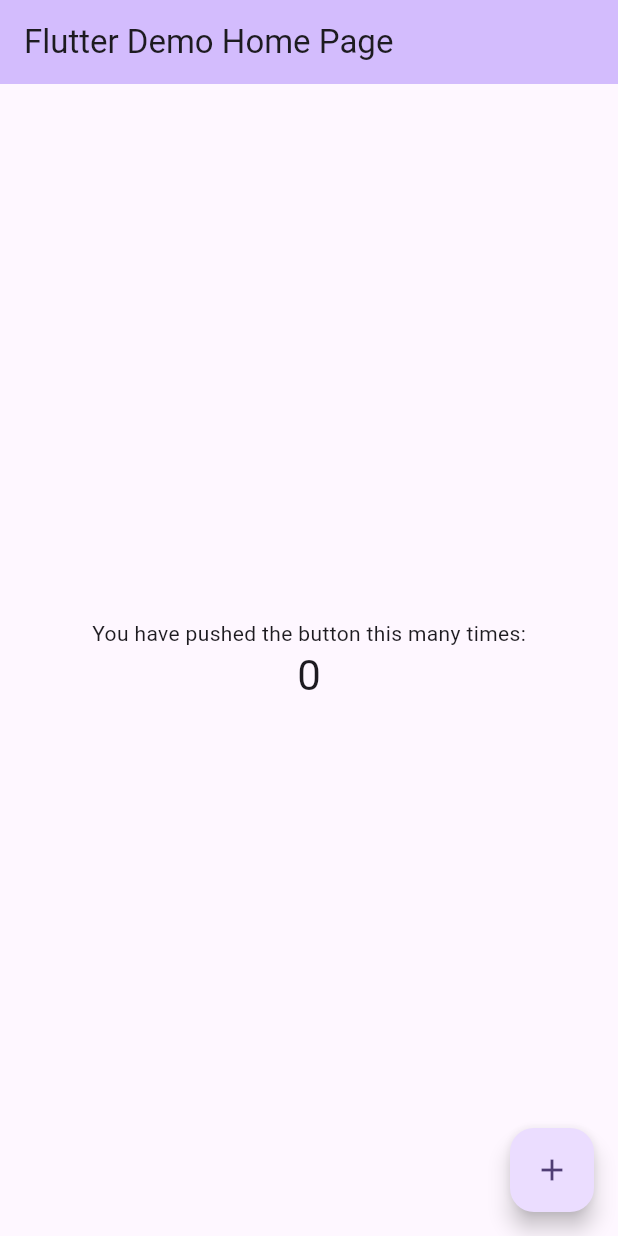
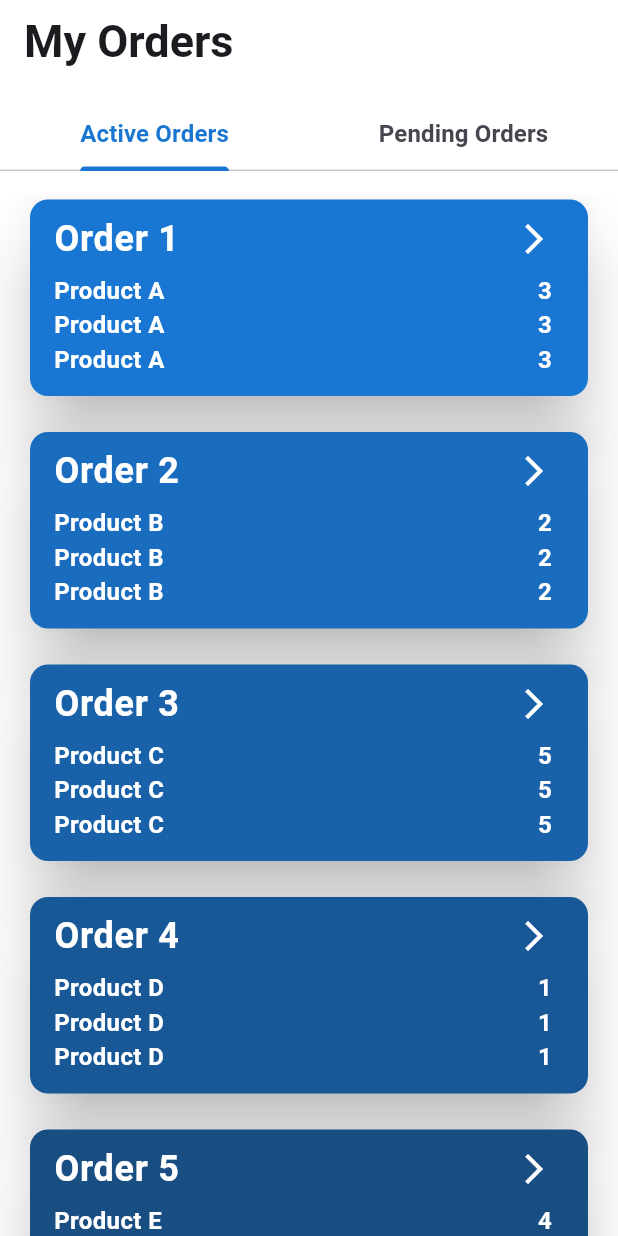
Before and after one commit to Project-Dronaid/newdronaidapp, a Flutter app: the screen it shows after launch, on a phone screen of 412 x 824 dp. Run offline on Flutter 3.47's test engine with Material 3 defaults, Android fonts, the phone set to English and light mode, and no system bars; our stand-ins replace firebase_core, google_maps_flutter; accounts and stored records are empty.

Commit message:
Added Order Page

```diff
--- /dev/null
+++ b/lib/OrderPage.dart
@@ -0,0 +1,191 @@
+import 'package:dronaid_app/OrderDetails.dart';
+import 'package:flutter/cupertino.dart';
+import 'package:flutter/material.dart';
+import 'package:flutter/painting.dart';
+
+void main() {
+  runApp(MyApp());
+}
+
+class MyApp extends StatelessWidget {
+  @override
+  Widget build(BuildContext context) {
+    return MaterialApp(
+      title: 'Flutter Demo',
+      theme: ThemeData(
+        primarySwatch: Colors.blue,
+      ),
+      home: const OrderPage(),
+    );
+  }
+}
+
+class OrderPage extends StatefulWidget {
+  const OrderPage({Key? key}) : super(key: key);
+
+  @override
+  State<OrderPage> createState() => _OrderPageState();
+}
+
+class _OrderPageState extends State<OrderPage> {
+  final List<Map<String, dynamic>> activeOrders = [
+    {'name': 'Product A', 'quantity': 3},
+    {'name': 'Product B', 'quantity': 2},
+    {'name': 'Product C', 'quantity': 5},
+    {'name': 'Product D', 'quantity': 1},
+    {'name': 'Product E', 'quantity': 4},
+  ];
+
+  final List<Map<String, dynamic>> pendingOrders = [
+    {'name': 'Product X', 'quantity': 2},
+    {'name': 'Product Y', 'quantity': 1},
+    {'name': 'Product Z', 'quantity': 3},
+    {'name': 'Product W', 'quantity': 4},
+    {'name': 'Product V', 'quantity': 5},
+  ];
+  String index1="", index2="";
+
+  @override
+  Widget build(BuildContext context) {
+    return Scaffold(
+      backgroundColor: Colors.white,
+      appBar: AppBar(
+        surfaceTintColor: Colors.white,
+        backgroundColor: Colors.white,
+        title: const Text(
+          'My Orders',
+          style: TextStyle(fontWeight: FontWeight.bold, fontSize: 30),
+        ),
+      ),
+      body: Column(
+        crossAxisAlignment: CrossAxisAlignment.start,
+        children: [
+          const Padding(
+            padding: EdgeInsets.fromLTRB(18, 10, 0, 0),
+          ),
+          // const SizedBox(
+          //   height: 10,
+          // ),
+          DefaultTabController(
+            animationDuration: Durations.medium1,
+            length: 2,
+            child: Expanded(
+              child: Column(
+                children: [
+                  const TabBar(
+                    overlayColor: WidgetStatePropertyAll(Colors.transparent),
+                    labelStyle: TextStyle(
+                      fontSize: 16,
+                      color: Color.fromRGBO(25, 118, 210, 1),
+                      fontWeight: FontWeight.bold
+                    ),
+                    indicatorColor:     Color.fromRGBO(25, 118, 210, 1),
+                    tabs: [
+                      Tab(
+                        text: 'Active Orders',
+                      ),
+                      Tab(text: 'Pending Orders'),
+                    ],
+                  ),
+                  const SizedBox(
+                    height: 15,
+                  ),
+                  Expanded(
+                    child: TabBarView(
+                      children: [
+                        // Tab 1: Active Orders
+                        ListView.builder(
+                          itemCount: activeOrders.length,
+                          itemBuilder: (context, index) {
+                           // index1=activeOrders.length;
+                            return buildOrderListItem(
+                                activeOrders[index], index);
+                          },
+                        ),
+                        // Tab 2: Pending Orders
+                        ListView.builder(
+                          itemCount: pendingOrders.length,
+                          itemBuilder: (context, index) {
+                            //index2=pendingOrders.length;
+                            return buildOrderListItem(
+                                pendingOrders[index], index);
+                          },
+                        ),
+                      ],
+                    ),
+                  ),
+                ],
+              ),
+            ),
+          ),
+        ],
+      ),
+    );
+
+  }
+
+  Widget buildOrderListItem(Map<String, dynamic> order, int index) {
+    return Padding(
+      padding: const EdgeInsets.fromLTRB(16, 0, 16, 16),
+      child: GestureDetector(
+        onTap: () {
+
+          Navigator.push(context,
+              MaterialPageRoute(builder: (context) => const OrderDetails()));
+          print('${index + 1} is tapped');
+        },
+        child: Card(
+          color: Color.fromRGBO(25, 118-index*10, 210-index*20, 1),
+          elevation: 20,
+          child: ListTile(
+            title:Row(
+              mainAxisAlignment: MainAxisAlignment.spaceBetween,
+              children: [
+                Text(
+                  'Order ${index + 1}',
+                  style: const TextStyle(
+                      fontSize: 24,
+                      fontWeight: FontWeight.bold,
+                      color: Colors.white),
+                ),
+                const Icon(Icons.arrow_forward_ios,
+                color: Colors.white,)
+              ],
+            ),
+
+            subtitle: Column(
+              children:[
+                const SizedBox(height: 5,),
+                Row(
+              mainAxisAlignment: MainAxisAlignment.spaceBetween,
+              children: [
+                Expanded(
+                  child: Text(
+                    '${order['name']}\n${order['name']}\n${order['name']}',
+                    overflow: TextOverflow.visible,
+                    style: const TextStyle(
+                        fontSize: 16,
+                        fontWeight: FontWeight.bold,
+                        color: Colors.white),
+                  ),
+                ),
+                const SizedBox(width: 5),
+                Text(
+                  '   ${order['quantity']}\n   ${order['quantity']}\n   ${order['quantity']}',
+                  style: const TextStyle(
+                        fontSize: 16,
+                        fontWeight: FontWeight.bold,
+                        color: Colors.white),
+
+                ),
+              ],
+            ),
+                const SizedBox(height: 5,)
+          ]
+          )
+          ),
+        ),
+      ),
+    );
+  }
+}
--- a/lib/main.dart
+++ b/lib/main.dart
@@ -1,3 +1,4 @@
+import 'package:dronaid_app/OrderPage.dart';
 import 'package:flutter/material.dart';
 
 void main() {
@@ -15,7 +16,7 @@ class MyApp extends StatelessWidget {
         colorScheme: ColorScheme.fromSeed(seedColor: Colors.deepPurple),
         useMaterial3: true,
       ),
-      home: const MyHomePage(title: 'Flutter Demo Home Page'),
+      home: const OrderPage(),
     );
   }
 }
--- a/pubspec.yaml
+++ b/pubspec.yaml
@@ -38,6 +38,7 @@ dependencies:
   firebase_core: ^3.1.1
   firebase_auth: ^5.1.1
   cloud_firestore: ^5.0.2
+  google_maps_flutter: ^2.7.0
 
 dev_dependencies:
   flutter_test:
```
Also changed, not shown: lib/OrderDetails.dart (added, +199 -0 lines), lib/constants.dart (added, +62 -0 lines), pubspec.lock, 1 other file.
